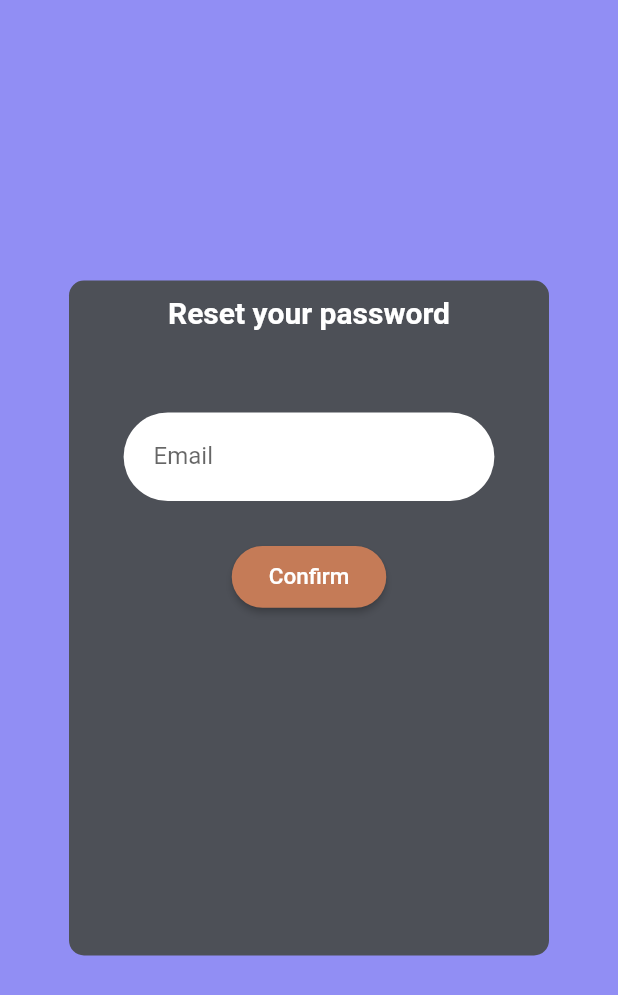
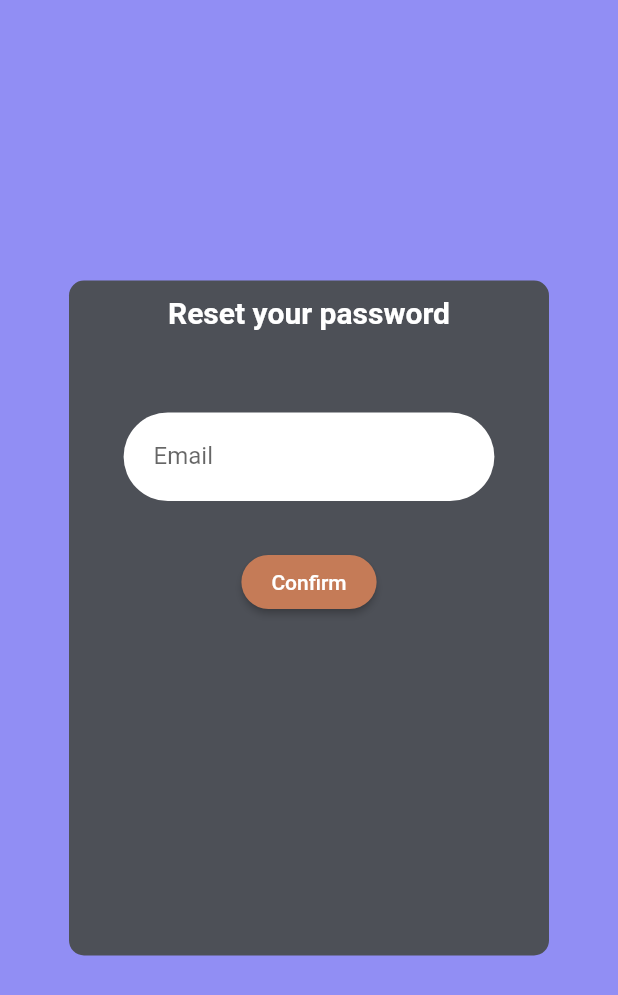
Before and after one commit to cgprats/COP4331-SchedulingManager, a Flutter app: the ForgotPasswordScreen screen opened by its route, on a phone screen of 412 x 824 dp. Shown: the top 995 px of the screen. Run offline on Flutter 3.47's test engine with Material 2 defaults, Android fonts, the phone set to English and light mode, and no system bars; accounts and stored records are empty.

Commit message:
Update Formatting of Forgot Password Screen

```diff
--- a/mobile/lib/screens/forgot_password_screen.dart
+++ b/mobile/lib/screens/forgot_password_screen.dart
@@ -52,7 +52,7 @@ class _ForgotPasswordScreenState extends State<ForgotPasswordScreen> {
               children: [
                 TweenAnimationBuilder(
                     tween: Tween<double>(begin: 0, end: angle),
-                    duration: Duration(seconds: 1),
+                    duration: Duration(milliseconds: 500),
                     builder: (BuildContext context, double val, _) {
                       if (val >= (pi / 2)) {
                         isBack = false;
@@ -100,9 +100,6 @@ class _ForgotPasswordScreenState extends State<ForgotPasswordScreen> {
                                       ),
                                       RoundedButton(
                                         text: 'Confirm',
-                                        width: _size.width * 0.25,
-                                        height: _size.height * 0.05,
-                                        fontSize: 15,
                                         color: CustomColors.orange,
                                         padding: EdgeInsets.symmetric(
                                             vertical: 10, horizontal: 20),
@@ -182,9 +179,6 @@ class _ForgotPasswordScreenState extends State<ForgotPasswordScreen> {
                                             children: <Widget>[
                                               RoundedButton(
                                                 text: 'Confirm',
-                                                width: _size.width * 0.25,
-                                                height: _size.height * 0.05,
-                                                fontSize: 15,
                                                 color: CustomColors.orange,
                                                 padding: EdgeInsets.symmetric(
                                                     vertical: 10,
```
